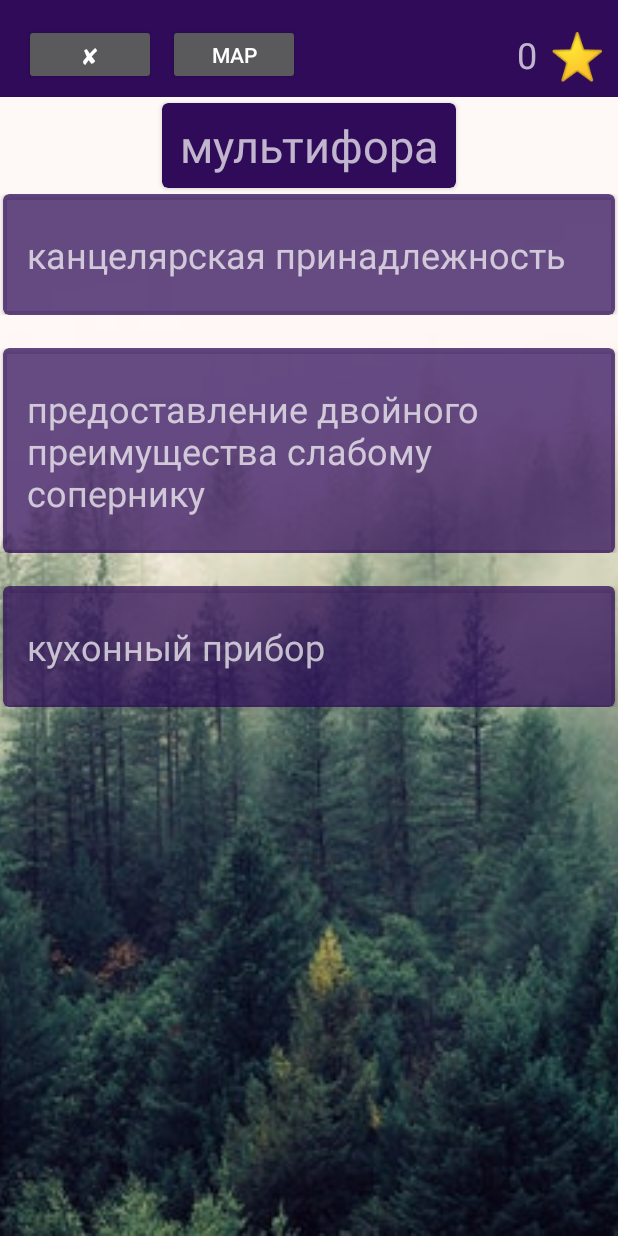
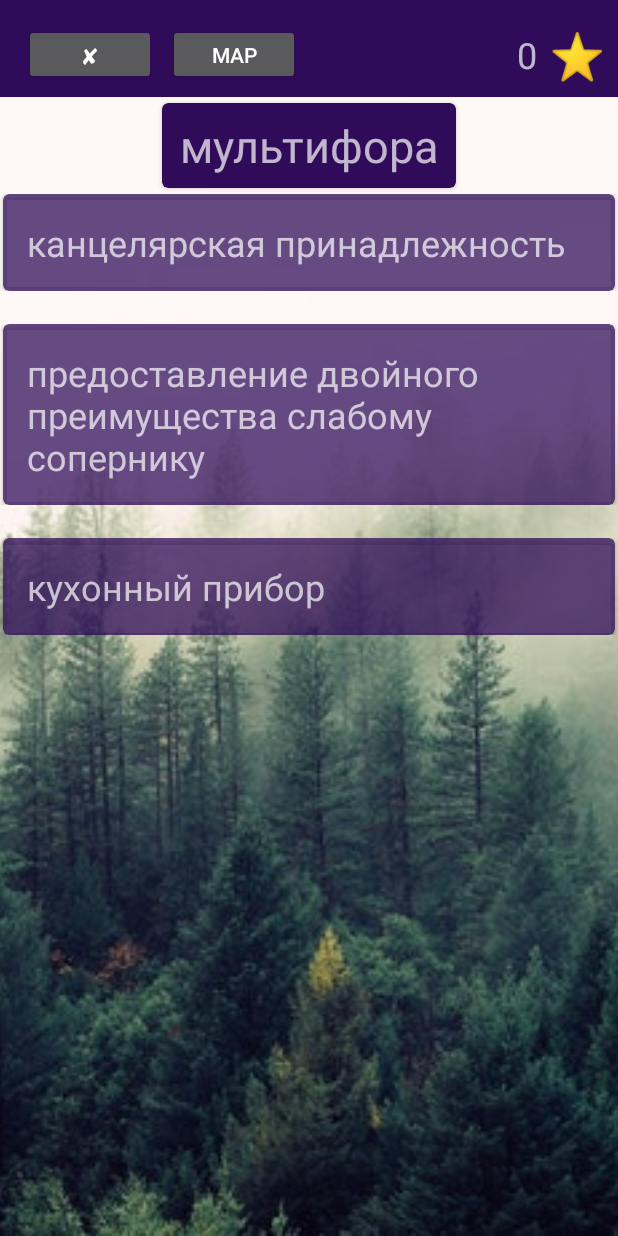
Before and after one commit to malkovvictor/erunda, an Android app: the QuestionActivity screen opened directly, with no data from a screen before it, on a phone screen of 412 x 824 dp. Run offline under Robolectric (Android 15) with nearby library versions, the phone set to English and light mode, and no system bars; our stand-ins replace AdMob.

Commit message:
работа над отображением дорог обновление бд

```diff
--- a/app/src/main/java/ru/heritagepw/android/axolotl/QuizDatabaseHelper.java
+++ b/app/src/main/java/ru/heritagepw/android/axolotl/QuizDatabaseHelper.java
@@ -14,7 +14,7 @@ import android.util.Log;
 
 public class QuizDatabaseHelper extends SQLiteOpenHelper {
     private static final String DB_NAME = "questions.db";
-    private static final int DB_VERSION = 41;
+    private static final int DB_VERSION = 43;
     private final Context myContext;
 
     public QuizDatabaseHelper(Context context) {
--- a/app/src/main/res/drawable/arrow.xml
+++ b/app/src/main/res/drawable/arrow.xml
@@ -13,7 +13,7 @@
         android:strokeLineCap="round"
         android:fillColor="@android:color/transparent" />
     <path
-        android:pathData="M500 970 m 5 5 l0 -50 l-50 50"
+        android:pathData="M500 970 m 10 10 l-25 -50 l-30 45"
         android:strokeColor="@color/pathColor"
         android:fillColor="@color/pathColor"
         />
--- a/app/src/main/res/values/styles.xml
+++ b/app/src/main/res/values/styles.xml
@@ -11,8 +11,8 @@
     <style name="AnswerCardViewStyle" parent="Theme.AppCompat">
         <item name="cardCornerRadius">3dp</item>
         <item name="cardElevation">2dp</item>
-        <item name="contentPaddingBottom">24dp</item>
-        <item name="contentPaddingTop">24dp</item>
+        <item name="contentPaddingBottom">16dp</item>
+        <item name="contentPaddingTop">16dp</item>
         <item name="contentPaddingLeft">16dp</item>
         <item name="contentPaddingRight">16dp</item>
         <item name="cardBackgroundColor">@color/answerBackgroundColor</item>
```
Also changed, not shown: app/src/main/assets/questions.db, app/src/main/assets/terrain/msk.jpg (added), app/src/main/assets/terrain/siberia.jpg (added).
